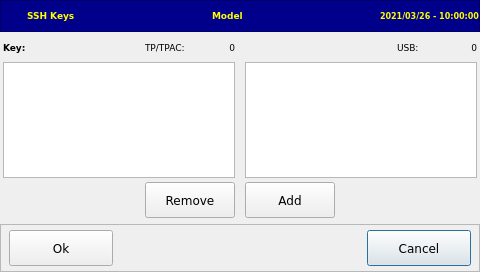
Above: managessh.ui from MECTsrl/cloner before the change. Below: the same form after it.
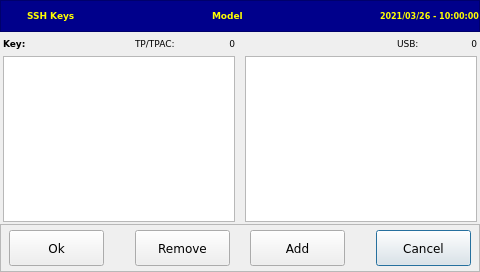
That is the form after the change. Icons and pictures are not drawn.

What changed in the file:
```diff
--- a/managessh.ui
+++ b/managessh.ui
@@ -11,11 +11,15 @@
    </rect>
   </property>
   <property name="windowTitle">
-   <string>Dialog</string>
+   <string>SSH Keys</string>
+  </property>
+  <property name="windowIcon">
+   <iconset resource="resources.qrc">
+    <normaloff>:/libicons/img/Key64.png</normaloff>:/libicons/img/Key64.png</iconset>
   </property>
   <layout class="QVBoxLayout" name="verticalLayout">
    <property name="spacing">
-    <number>4</number>
+    <number>2</number>
    </property>
    <property name="margin">
     <number>0</number>
@@ -191,138 +195,99 @@
      <property name="leftMargin">
       <number>3</number>
      </property>
-     <property name="topMargin">
-      <number>2</number>
-     </property>
      <property name="rightMargin">
       <number>3</number>
      </property>
-     <property name="bottomMargin">
-      <number>2</number>
-     </property>
      <property name="horizontalSpacing">
       <number>10</number>
      </property>
-     <item row="1" column="4" colspan="4">
-      <widget class="QTableWidget" name="tblUsb">
+     <property name="verticalSpacing">
+      <number>2</number>
+     </property>
+     <item row="0" column="0">
+      <widget class="QLabel" name="lblKey">
        <property name="minimumSize">
         <size>
-         <width>0</width>
-         <height>90</height>
+         <width>60</width>
+         <height>0</height>
         </size>
        </property>
+       <property name="maximumSize">
+        <size>
+         <width>60</width>
+         <height>16777215</height>
+        </size>
+       </property>
        <property name="font">
         <font>
          <family>DejaVu Sans</family>
-         <pointsize>8</pointsize>
+         <pointsize>7</pointsize>
+         <weight>75</weight>
+         <bold>true</bold>
         </font>
        </property>
-       <property name="editTriggers">
-        <set>QAbstractItemView::NoEditTriggers</set>
+       <property name="text">
+        <string>Key: </string>
        </property>
-       <property name="showDropIndicator" stdset="0">
-        <bool>false</bool>
-       </property>
-       <property name="dragDropOverwriteMode">
-        <bool>false</bool>
-       </property>
-       <property name="selectionMode">
-        <enum>QAbstractItemView::SingleSelection</enum>
-       </property>
-       <property name="selectionBehavior">
-        <enum>QAbstractItemView::SelectRows</enum>
-       </property>
       </widget>
      </item>
-     <item row="2" column="2" colspan="2" alignment="Qt::AlignRight">
-      <widget class="QPushButton" name="cmdRemove">
+     <item row="0" column="7">
+      <widget class="QLabel" name="lblNumUSB">
        <property name="minimumSize">
         <size>
-         <width>90</width>
-         <height>36</height>
+         <width>30</width>
+         <height>0</height>
         </size>
        </property>
        <property name="maximumSize">
         <size>
-         <width>100</width>
-         <height>36</height>
+         <width>30</width>
+         <height>16777215</height>
         </size>
        </property>
        <property name="font">
         <font>
          <family>DejaVu Sans</family>
-         <pointsize>9</pointsize>
+         <pointsize>7</pointsize>
+         <weight>50</weight>
+         <bold>false</bold>
         </font>
        </property>
-       <property name="styleSheet">
-        <string notr="true"/>
-       </property>
        <property name="text">
-        <string notr="true">Remove</string>
+        <string>0</string>
        </property>
-       <property name="icon">
-        <iconset resource="resources.qrc">
-         <normaloff>:/libicons/img/Trash_32.png</normaloff>:/libicons/img/Trash_32.png</iconset>
+       <property name="alignment">
+        <set>Qt::AlignRight|Qt::AlignTrailing|Qt::AlignVCenter</set>
        </property>
-       <property name="autoDefault">
-        <bool>false</bool>
-       </property>
-       <property name="default">
-        <bool>true</bool>
-       </property>
       </widget>
      </item>
-     <item row="2" column="4" alignment="Qt::AlignLeft">
-      <widget class="QPushButton" name="cmdAdd">
+     <item row="0" column="4">
+      <widget class="QLabel" name="lblFile">
+       <property name="sizePolicy">
+        <sizepolicy hsizetype="Expanding" vsizetype="Preferred">
+         <horstretch>0</horstretch>
+         <verstretch>0</verstretch>
+        </sizepolicy>
+       </property>
        <property name="minimumSize">
         <size>
-         <width>90</width>
-         <height>36</height>
-        </size>
-       </property>
-       <property name="maximumSize">
-        <size>
          <width>100</width>
-         <height>36</height>
+         <height>0</height>
         </size>
        </property>
        <property name="font">
         <font>
          <family>DejaVu Sans</family>
-         <pointsize>9</pointsize>
+         <pointsize>7</pointsize>
+         <weight>75</weight>
+         <bold>true</bold>
         </font>
        </property>
-       <property name="styleSheet">
-        <string notr="true"/>
-       </property>
        <property name="text">
-        <string notr="true">Add</string>
+        <string/>
        </property>
-       <property name="icon">
-        <iconset resource="resources.qrc">
-         <normaloff>:/libicons/img/Back.png</normaloff>:/libicons/img/Back.png</iconset>
-       </property>
-       <property name="autoDefault">
-        <bool>false</bool>
-       </property>
-       <property name="default">
-        <bool>true</bool>
-       </property>
       </widget>
      </item>
-     <item row="2" column="5">
-      <spacer name="horizontalSpacer_5">
-       <property name="orientation">
-        <enum>Qt::Horizontal</enum>
-       </property>
-       <property name="sizeHint" stdset="0">
-        <size>
-         <width>40</width>
-         <height>20</height>
-        </size>
-       </property>
-      </spacer>
-     </item>
      <item row="0" column="6">
       <widget class="QLabel" name="lblUsb">
        <property name="minimumSize">
@@ -353,6 +318,56 @@
        </property>
       </widget>
      </item>
+     <item row="1" column="4" colspan="4">
+      <widget class="QTableWidget" name="tblUsb">
+       <property name="minimumSize">
+        <size>
+         <width>230</width>
+         <height>90</height>
+        </size>
+       </property>
+       <property name="maximumSize">
+        <size>
+         <width>16777215</width>
+         <height>16777215</height>
+        </size>
+       </property>
+       <property name="font">
+        <font>
+         <family>DejaVu Sans</family>
+         <pointsize>8</pointsize>
+        </font>
+       </property>
+       <property name="editTriggers">
+        <set>QAbstractItemView::NoEditTriggers</set>
+       </property>
+       <property name="showDropIndicator" stdset="0">
+        <bool>false</bool>
+       </property>
+       <property name="dragDropOverwriteMode">
+        <bool>false</bool>
+       </property>
+       <property name="selectionMode">
+        <enum>QAbstractItemView::SingleSelection</enum>
+       </property>
+       <property name="selectionBehavior">
+        <enum>QAbstractItemView::SelectRows</enum>
+       </property>
+      </widget>
+     </item>
+     <item row="0" column="1">
+      <spacer name="horizontalSpacer_4">
+       <property name="orientation">
+        <enum>Qt::Horizontal</enum>
+       </property>
+       <property name="sizeHint" stdset="0">
+        <size>
+         <width>70</width>
+         <height>20</height>
+        </size>
+       </property>
+      </spacer>
+     </item>
      <item row="0" column="3">
       <widget class="QLabel" name="lblNumTP">
        <property name="minimumSize">
@@ -393,13 +408,13 @@
        </property>
        <property name="minimumSize">
         <size>
-         <width>50</width>
+         <width>60</width>
          <height>0</height>
         </size>
        </property>
        <property name="maximumSize">
         <size>
-         <width>50</width>
+         <width>60</width>
          <height>16777215</height>
         </size>
        </property>
@@ -419,111 +434,20 @@
        </property>
       </widget>
      </item>
-     <item row="0" column="7">
-      <widget class="QLabel" name="lblNumUSB">
-       <property name="minimumSize">
-        <size>
-         <width>30</width>
-         <height>0</height>
-        </size>
-       </property>
-       <property name="maximumSize">
-        <size>
-         <width>30</width>
-         <height>16777215</height>
-        </size>
-       </property>
-       <property name="font">
-        <font>
-         <family>DejaVu Sans</family>
-         <pointsize>7</pointsize>
-         <weight>50</weight>
-         <bold>false</bold>
-        </font>
-       </property>
-       <property name="text">
-        <string>0</string>
-       </property>
-       <property name="alignment">
-        <set>Qt::AlignRight|Qt::AlignTrailing|Qt::AlignVCenter</set>
-       </property>
-      </widget>
-     </item>
-     <item row="0" column="4" colspan="2">
-      <widget class="QLabel" name="lblFile">
-       <property name="sizePolicy">
-        <sizepolicy hsizetype="Expanding" vsizetype="Preferred">
-         <horstretch>0</horstretch>
-         <verstretch>0</verstretch>
-        </sizepolicy>
-       </property>
-       <property name="minimumSize">
-        <size>
-         <width>100</width>
-         <height>0</height>
-        </size>
-       </property>
-       <property name="font">
-        <font>
-         <family>DejaVu Sans</family>
-         <pointsize>7</pointsize>
-         <weight>75</weight>
-         <bold>true</bold>
-        </font>
-       </property>
-       <property name="text">
-        <string/>
-       </property>
-      </widget>
-     </item>
-     <item row="0" column="1">
-      <spacer name="horizontalSpacer_4">
-       <property name="orientation">
-        <enum>Qt::Horizontal</enum>
-       </property>
-       <property name="sizeHint" stdset="0">
-        <size>
-         <width>40</width>
-         <height>20</height>
-        </size>
-       </property>
-      </spacer>
-     </item>
-     <item row="0" column="0">
-      <widget class="QLabel" name="lblKey">
-       <property name="minimumSize">
-        <size>
-         <width>50</width>
-         <height>0</height>
-        </size>
-       </property>
-       <property name="maximumSize">
-        <size>
-         <width>50</width>
-         <height>16777215</height>
-        </size>
-       </property>
-       <property name="font">
-        <font>
-         <family>DejaVu Sans</family>
-         <pointsize>7</pointsize>
-         <weight>75</weight>
-         <bold>true</bold>
-        </font>
-       </property>
-       <property name="text">
-        <string>Key: </string>
-       </property>
-      </widget>
-     </item>
      <item row="1" column="0" colspan="4">
       <widget class="QTableWidget" name="tblTPac">
        <property name="minimumSize">
         <size>
-         <width>0</width>
+         <width>230</width>
          <height>90</height>
         </size>
        </property>
+       <property name="maximumSize">
+        <size>
+         <width>16777215</width>
+         <height>16777215</height>
+        </size>
+       </property>
        <property name="font">
         <font>
          <family>DejaVu Sans</family>
@@ -547,6 +471,19 @@
        </property>
       </widget>
      </item>
+     <item row="0" column="5">
+      <spacer name="horizontalSpacer_8">
+       <property name="orientation">
+        <enum>Qt::Horizontal</enum>
+       </property>
+       <property name="sizeHint" stdset="0">
+        <size>
+         <width>5</width>
+         <height>20</height>
+        </size>
+       </property>
+      </spacer>
+     </item>
     </layout>
    </item>
    <item>
@@ -589,13 +526,13 @@
        <widget class="QPushButton" name="cmdOk">
         <property name="minimumSize">
          <size>
-          <width>104</width>
+          <width>95</width>
           <height>36</height>
          </size>
         </property>
         <property name="maximumSize">
          <size>
-          <width>104</width>
+          <width>100</width>
           <height>36</height>
          </size>
         </property>
@@ -614,6 +551,111 @@
         </property>
        </widget>
       </item>
+      <item>
+       <spacer name="horizontalSpacer_5">
+        <property name="orientation">
+         <enum>Qt::Horizontal</enum>
+        </property>
+        <property name="sizeHint" stdset="0">
+         <size>
+          <width>40</width>
+          <height>20</height>
+         </size>
+        </property>
+       </spacer>
+      </item>
+      <item>
+       <widget class="QPushButton" name="cmdRemove">
+        <property name="minimumSize">
+         <size>
+          <width>95</width>
+          <height>36</height>
+         </size>
+        </property>
+        <property name="maximumSize">
+         <size>
+          <width>100</width>
+          <height>36</height>
+         </size>
+        </property>
+        <property name="font">
+         <font>
+          <family>DejaVu Sans</family>
+          <pointsize>9</pointsize>
+         </font>
+        </property>
+        <property name="styleSheet">
+         <string notr="true"/>
+        </property>
+        <property name="text">
+         <string notr="true">Remove</string>
+        </property>
+        <property name="icon">
+         <iconset resource="resources.qrc">
+          <normaloff>:/libicons/img/Trash_32.png</normaloff>:/libicons/img/Trash_32.png</iconset>
+        </property>
+        <property name="autoDefault">
+         <bool>false</bool>
+        </property>
+        <property name="default">
+         <bool>true</bool>
+        </property>
+       </widget>
+      </item>
+      <item>
+       <spacer name="horizontalSpacer_6">
+        <property name="orientation">
+         <enum>Qt::Horizontal</enum>
+        </property>
+        <property name="sizeType">
+         <enum>QSizePolicy::Fixed</enum>
+        </property>
+        <property name="sizeHint" stdset="0">
+         <size>
+          <width>10</width>
+          <height>20</height>
+         </size>
+        </property>
+       </spacer>
+      </item>
+      <item>
+       <widget class="QPushButton" name="cmdAdd">
+        <property name="minimumSize">
+         <size>
+          <width>95</width>
+          <height>36</height>
+         </size>
+        </property>
+        <property name="maximumSize">
+         <size>
+          <width>100</width>
+          <height>36</height>
+         </size>
+        </property>
+        <property name="font">
+         <font>
+          <family>DejaVu Sans</family>
+          <pointsize>9</pointsize>
+         </font>
+        </property>
+        <property name="styleSheet">
+         <string notr="true"/>
+        </property>
+        <property name="text">
+         <string notr="true">Add</string>
+        </property>
+        <property name="icon">
+         <iconset resource="resources.qrc">
+          <normaloff>:/libicons/img/Back.png</normaloff>:/libicons/img/Back.png</iconset>
+        </property>
+        <property name="autoDefault">
+         <bool>false</bool>
+        </property>
+        <property name="default">
+         <bool>true</bool>
+        </property>
+       </widget>
+      </item>
       <item>
        <spacer name="horizontalSpacer">
         <property name="orientation">
@@ -631,13 +673,13 @@
        <widget class="QPushButton" name="cmdCancel">
         <property name="minimumSize">
          <size>
-          <width>104</width>
+          <width>95</width>
           <height>36</height>
          </size>
         </property>
         <property name="maximumSize">
          <size>
-          <width>104</width>
+          <width>100</width>
           <height>36</height>
          </size>
         </property>
```
